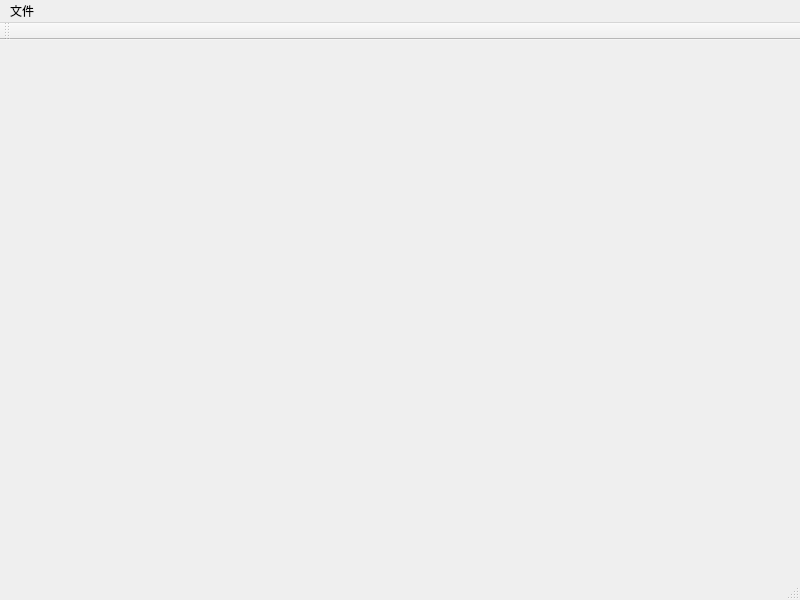
Qt form ui/ui_mainWin.ui (Mr-WangJin/dms) before a commit.
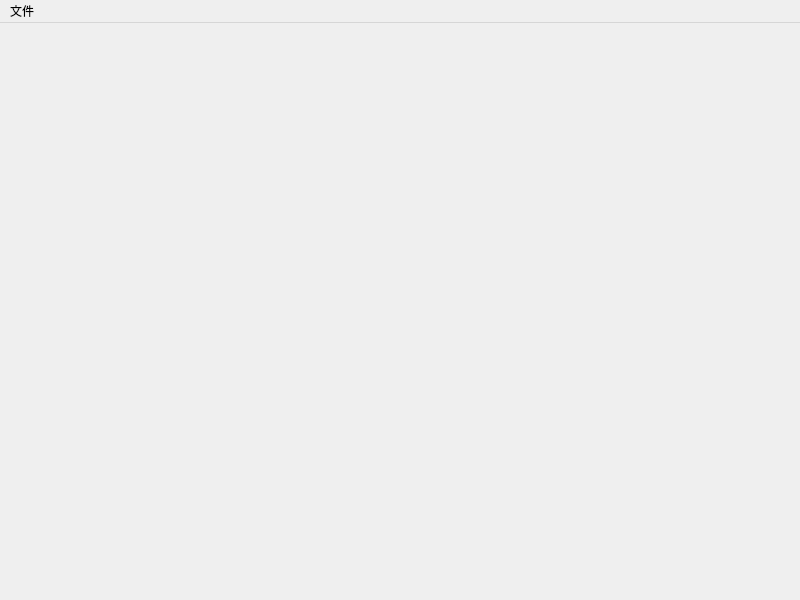
The same form after that commit.

Patch:
```diff
--- a/ui/ui_mainWin.ui
+++ b/ui/ui_mainWin.ui
@@ -35,18 +35,6 @@
    </widget>
    <addaction name="menuFile"/>
   </widget>
-  <widget class="QStatusBar" name="statusbar"/>
-  <widget class="QToolBar" name="toolBar">
-   <property name="windowTitle">
-    <string>toolBar</string>
-   </property>
-   <attribute name="toolBarArea">
-    <enum>TopToolBarArea</enum>
-   </attribute>
-   <attribute name="toolBarBreak">
-    <bool>false</bool>
-   </attribute>
-  </widget>
   <action name="actNewProject">
    <property name="text">
     <string>新建工程</string>
```
